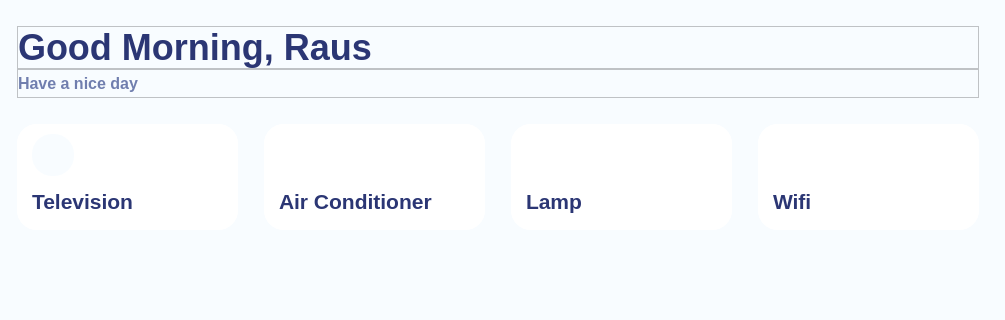
The window that main_ui.ui (hoanghuyn/Python_IOT_app) describes before a commit, drawn with Qt 5; both pictures show x 275 to 1280 and y 0 to 320 of the 1280 by 940 pixel window.
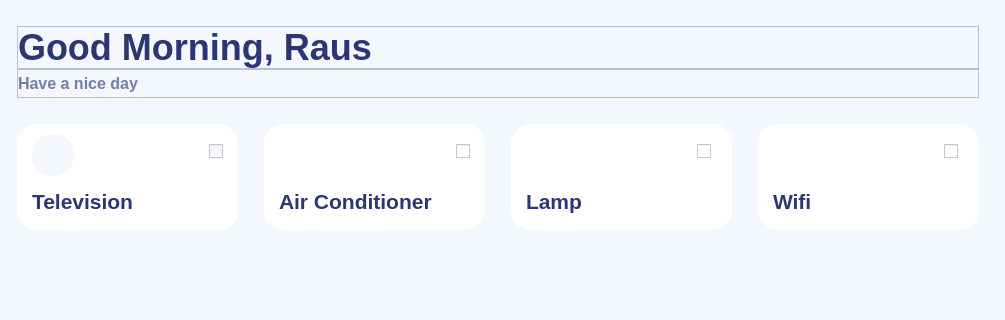
The same window after the commit. Icons and pictures are not drawn. Custom widgets are drawn as their Qt base class.

Commit message: update button status: DONE!

```diff
--- a/main_ui.ui
+++ b/main_ui.ui
@@ -717,7 +717,7 @@
       </property>
       <widget class="QWidget" name="frame_dashboard">
        <property name="styleSheet">
-        <string notr="true">background-color: rgb(248, 252, 255)</string>
+        <string notr="true">background-color: rgb(244, 247, 254)</string>
        </property>
        <layout class="QVBoxLayout" name="verticalLayout_10">
         <property name="spacing">
@@ -1045,10 +1045,10 @@
                    </layout>
                   </widget>
                  </item>
-                 <item>
+                 <item alignment="Qt::AlignTop">
                   <widget class="QFrame" name="fr_tv_button">
                    <property name="layoutDirection">
-                    <enum>Qt::RightToLeft</enum>
+                    <enum>Qt::LeftToRight</enum>
                    </property>
                    <property name="frameShape">
                     <enum>QFrame::NoFrame</enum>
@@ -1064,10 +1064,10 @@
                      <number>0</number>
                     </property>
                     <property name="leftMargin">
-                     <number>0</number>
+                     <number>90</number>
                     </property>
                     <property name="topMargin">
-                     <number>0</number>
+                     <number>20</number>
                     </property>
                     <property name="rightMargin">
                      <number>0</number>
@@ -1075,6 +1075,25 @@
                     <property name="bottomMargin">
                      <number>0</number>
                     </property>
+                    <item>
+                     <widget class="ToggleButton" name="cb_tv">
+                      <property name="sizePolicy">
+                       <sizepolicy hsizetype="Minimum" vsizetype="Fixed">
+                        <horstretch>0</horstretch>
+                        <verstretch>0</verstretch>
+                       </sizepolicy>
+                      </property>
+                      <property name="cursor">
+                       <cursorShape>PointingHandCursor</cursorShape>
+                      </property>
+                      <property name="focusPolicy">
+                       <enum>Qt::NoFocus</enum>
+                      </property>
+                      <property name="text">
+                       <string/>
+                      </property>
+                     </widget>
+                    </item>
                    </layout>
                   </widget>
                  </item>
@@ -1263,8 +1282,14 @@
                    </layout>
                   </widget>
                  </item>
-                 <item>
+                 <item alignment="Qt::AlignTop">
                   <widget class="QFrame" name="fr_ac_button">
+                   <property name="cursor">
+                    <cursorShape>ArrowCursor</cursorShape>
+                   </property>
+                   <property name="layoutDirection">
+                    <enum>Qt::LeftToRight</enum>
+                   </property>
                    <property name="frameShape">
                     <enum>QFrame::NoFrame</enum>
                    </property>
@@ -1274,6 +1299,36 @@
                    <property name="lineWidth">
                     <number>0</number>
                    </property>
+                   <layout class="QHBoxLayout" name="horizontalLayout_14">
+                    <property name="spacing">
+                     <number>0</number>
+                    </property>
+                    <property name="leftMargin">
+                     <number>90</number>
+                    </property>
+                    <property name="topMargin">
+                     <number>20</number>
+                    </property>
+                    <property name="rightMargin">
+                     <number>0</number>
+                    </property>
+                    <property name="bottomMargin">
+                     <number>0</number>
+                    </property>
+                    <item>
+                     <widget class="ToggleButton" name="cb_ac">
+                      <property name="cursor">
+                       <cursorShape>PointingHandCursor</cursorShape>
+                      </property>
+                      <property name="layoutDirection">
+                       <enum>Qt::RightToLeft</enum>
+                      </property>
+                      <property name="text">
+                       <string/>
+                      </property>
+                     </widget>
+                    </item>
+                   </layout>
                   </widget>
                  </item>
                 </layout>
@@ -1461,8 +1516,11 @@
                    </layout>
                   </widget>
                  </item>
-                 <item>
+                 <item alignment="Qt::AlignTop">
                   <widget class="QFrame" name="fr_lamp_button">
+                   <property name="layoutDirection">
+                    <enum>Qt::LeftToRight</enum>
+                   </property>
                    <property name="frameShape">
                     <enum>QFrame::NoFrame</enum>
                    </property>
@@ -1472,6 +1530,33 @@
                    <property name="lineWidth">
                     <number>0</number>
                    </property>
+                   <layout class="QHBoxLayout" name="horizontalLayout_15">
+                    <property name="spacing">
+                     <number>0</number>
+                    </property>
+                    <property name="leftMargin">
+                     <number>90</number>
+                    </property>
+                    <property name="topMargin">
+                     <number>20</number>
+                    </property>
+                    <property name="rightMargin">
+                     <number>0</number>
+                    </property>
+                    <property name="bottomMargin">
+                     <number>0</number>
+                    </property>
+                    <item>
+                     <widget class="ToggleButton" name="cb_lamp">
+                      <property name="cursor">
+                       <cursorShape>PointingHandCursor</cursorShape>
+                      </property>
+                      <property name="text">
+                       <string/>
+                      </property>
+                     </widget>
+                    </item>
+                   </layout>
                   </widget>
                  </item>
                 </layout>
@@ -1659,8 +1744,14 @@
                    </layout>
                   </widget>
                  </item>
-                 <item>
+                 <item alignment="Qt::AlignTop">
                   <widget class="QFrame" name="fr_wifi_button">
+                   <property name="layoutDirection">
+                    <enum>Qt::LeftToRight</enum>
+                   </property>
+                   <property name="styleSheet">
+                    <string notr="true"/>
+                   </property>
                    <property name="frameShape">
                     <enum>QFrame::NoFrame</enum>
                    </property>
@@ -1670,6 +1761,33 @@
                    <property name="lineWidth">
                     <number>0</number>
                    </property>
+                   <layout class="QHBoxLayout" name="horizontalLayout_16">
+                    <property name="spacing">
+                     <number>0</number>
+                    </property>
+                    <property name="leftMargin">
+                     <number>90</number>
+                    </property>
+                    <property name="topMargin">
+                     <number>20</number>
+                    </property>
+                    <property name="rightMargin">
+                     <number>0</number>
+                    </property>
+                    <property name="bottomMargin">
+                     <number>0</number>
+                    </property>
+                    <item>
+                     <widget class="ToggleButton" name="cb_wifi">
+                      <property name="cursor">
+                       <cursorShape>PointingHandCursor</cursorShape>
+                      </property>
+                      <property name="text">
+                       <string/>
+                      </property>
+                     </widget>
+                    </item>
+                   </layout>
                   </widget>
                  </item>
                 </layout>
@@ -1848,6 +1966,13 @@
    </layout>
   </widget>
  </widget>
+ <customwidgets>
+  <customwidget>
+   <class>ToggleButton</class>
+   <extends>QCheckBox</extends>
+   <header>ToggleButton.h</header>
+  </customwidget>
+ </customwidgets>
  <resources/>
  <connections/>
 </ui>
```
Left out of the diff: 17 changed lines with no effect on the pictures. The commit also changes 6 other files.
